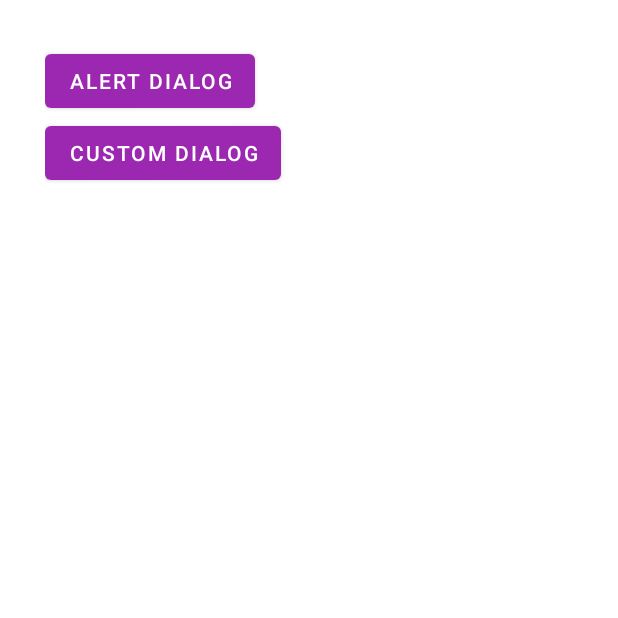
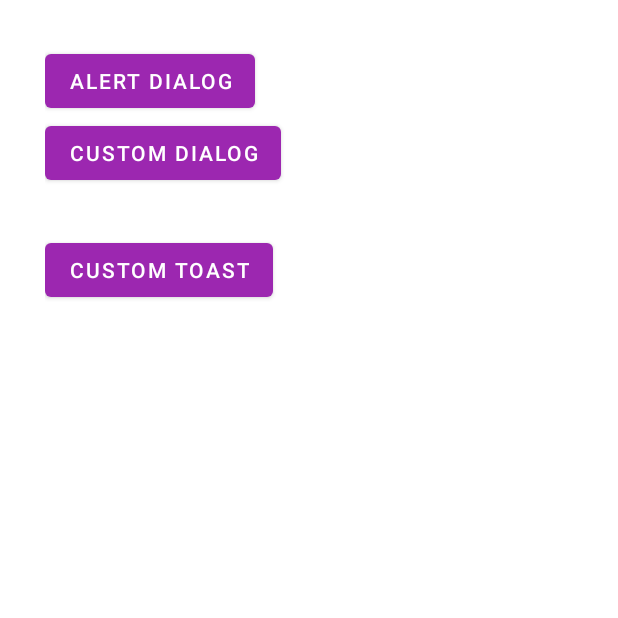
Before and after one commit to AR1610/MyAppgen6to7MT, an Android app: the screen it shows after launch (AlertActivity), on a phone screen of 412 x 824 dp, the top half of it. Run offline under Robolectric (Android 15) with nearby library versions, the phone set to English and light mode, and no system bars.

Commit message:
Custom Toast in Android

```diff
--- a/app/src/main/java/com/myappgen6to7mt/AlertActivity.java
+++ b/app/src/main/java/com/myappgen6to7mt/AlertActivity.java
@@ -12,7 +12,7 @@
 
 public class AlertActivity extends AppCompatActivity {
 
-    Button btnAlert,btnCustomAlert;
+    Button btnAlert,btnCustomAlert,btnCustomToast;
     @Override
     protected void onCreate(Bundle savedInstanceState) {
         super.onCreate(savedInstanceState);
@@ -20,6 +20,22 @@
 
         btnAlert = findViewById(R.id.btn_alert);
         btnCustomAlert = findViewById(R.id.btn_ctm_alert);
+        btnCustomToast = findViewById(R.id.btn_ctm_toast);
+
+        btnCustomToast.setOnClickListener(new View.OnClickListener() {
+            @Override
+            public void onClick(View v) {
+                LayoutInflater layoutInflater  = getLayoutInflater();
+                View myToast = layoutInflater.inflate(R.layout.raw_toast,null);
+                Toast toast =  new Toast(AlertActivity.this);
+                toast.setView(myToast);
+                toast.setDuration(Toast.LENGTH_SHORT);
+                toast.show();
+            }
+        });
+
+
+
 
         btnCustomAlert.setOnClickListener(new View.OnClickListener() {
             @Override
@@ -35,7 +51,6 @@
                 btnCancel.setOnClickListener(new View.OnClickListener() {
                     @Override
                     public void onClick(View v) {
-
                         if (alertDialog.isShowing()){
                             alertDialog.dismiss();
                         }
@@ -44,7 +59,6 @@
                 alertDialog.show();
             }
         });
-
 
         btnAlert.setOnClickListener(new View.OnClickListener() {
             @Override
--- a/app/src/main/res/layout/activity_alert.xml
+++ b/app/src/main/res/layout/activity_alert.xml
@@ -26,5 +26,13 @@
         android:textColor="#fff"/>
 
 
+    <Button
+        android:layout_width="wrap_content"
+        android:layout_height="wrap_content"
+        android:id="@+id/btn_ctm_toast"
+        android:text="Custom Toast"
+        android:textColor="#fff"
+        android:layout_marginTop="30dp"/>
+
 
 </LinearLayout>
```
Also changed, not shown: app/src/main/res/layout/raw_toast.xml (added, +25 -0 lines).
